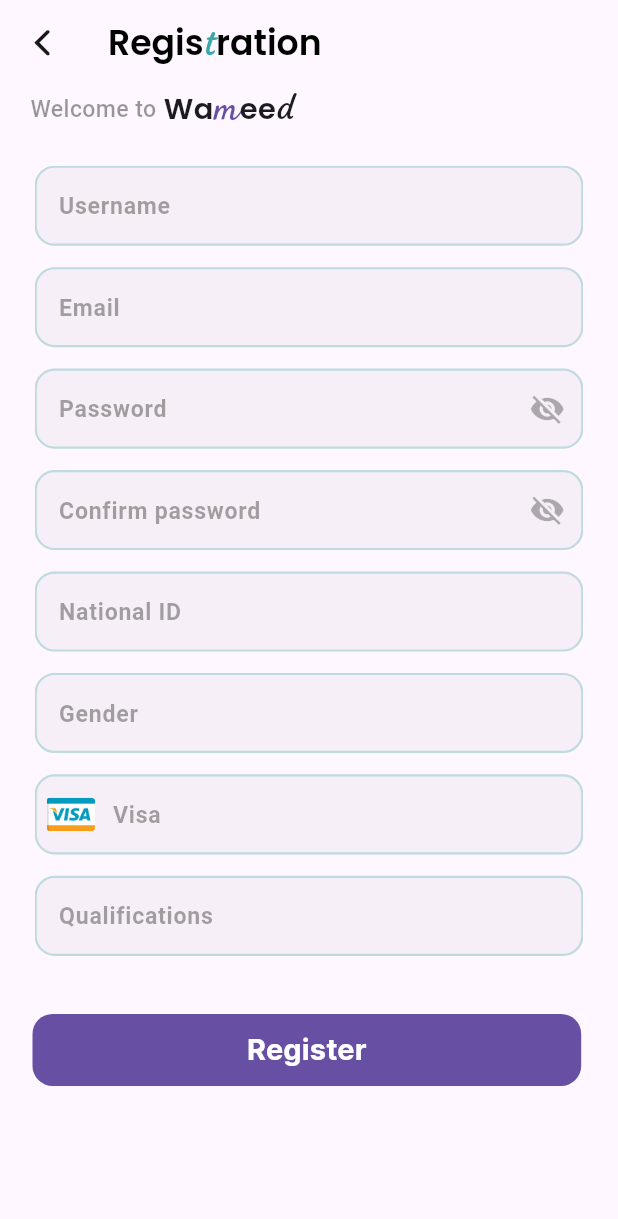
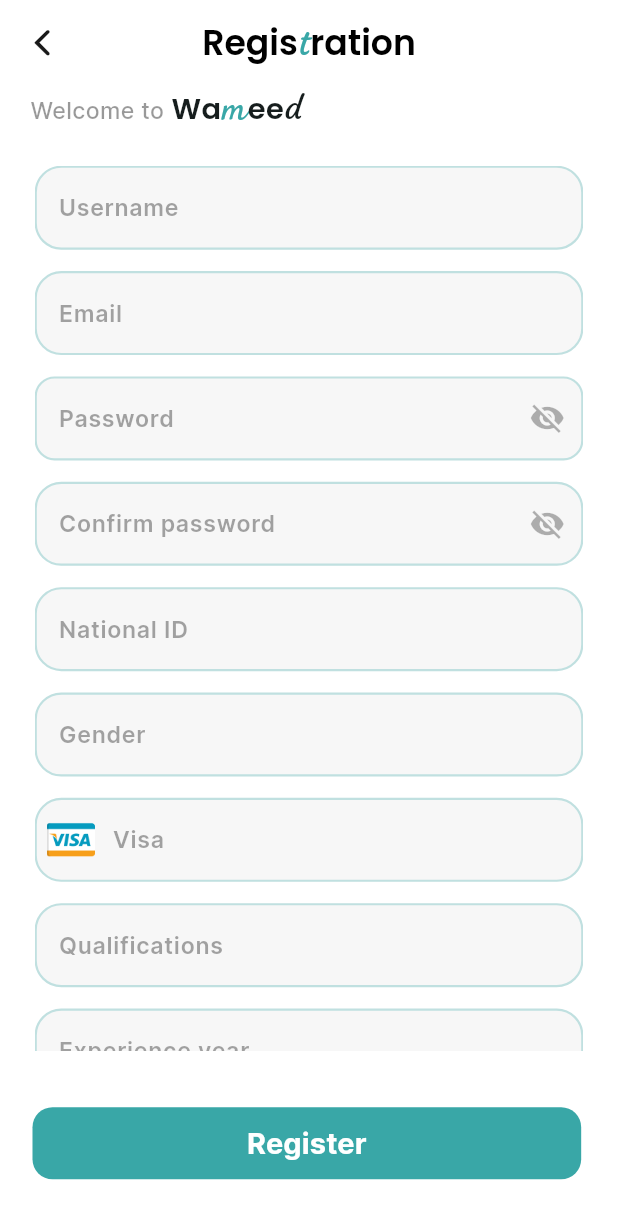
Before and after one commit to MohamedAbdelhaddy021/wameed, a Flutter app: the DoctorRegistrationView screen opened directly, on a phone screen of 412 x 824 dp. Shown: the top 1219 px of the screen. Run offline on Flutter 3.47's test engine with Material 3 defaults, Android fonts, the phone set to English and light mode, and no system bars; our stand-ins replace animated_bottom_navigation_bar, cached_network_image, flutter_screenutil, flutter_svg, pin_code_fields, shared_preferences; accounts and stored records are empty; network calls fail; project files that could hold a hidden picture were left out; key blocks and very long unbroken strings in the code were emptied for the run.

Commit message:
some edits on TFF

```diff
--- a/lib/core/design/app_field.dart
+++ b/lib/core/design/app_field.dart
@@ -10,13 +10,17 @@ class AppField extends StatefulWidget {
     this.prefixImgPath = "",
     this.isPrefix = false,
     this.radius = 8,
-    this.keyboardType = TextInputType.text, this.controller, this.height=67,
+    this.keyboardType = TextInputType.text,
+    this.controller,
+    required this.height,
+    this.validator,
   });
 
   final String labelText, prefixImgPath;
   final bool isPassword, isPrefix;
-  final double bottomPadding, radius,height;
+  final double bottomPadding, radius, height;
   final TextInputType keyboardType;
+  final FormFieldValidator<String>? validator;
   final TextEditingController? controller;
 
   @override
@@ -28,18 +32,24 @@ class _AppFieldState extends State<AppField> {
 
   @override
   Widget build(BuildContext context) {
-    return Padding(
-      padding: EdgeInsets.only(bottom: widget.bottomPadding.h),
-      child: SizedBox(
-        height: widget.height.h,
+    return SizedBox(
+      child: Padding(
+        padding: EdgeInsets.only(bottom: widget.bottomPadding.h),
         child: TextFormField(
           controller: widget.controller,
           keyboardType: widget.keyboardType,
-          obscureText: isHidden&&widget.isPassword,
+          obscureText: isHidden && widget.isPassword,
+          validator: widget.validator,
           onTapOutside: (event) {
             FocusManager.instance.primaryFocus!.unfocus();
           },
           decoration: InputDecoration(
+            errorBorder: OutlineInputBorder(
+              borderRadius: BorderRadius.circular(widget.radius.r),
+              borderSide: BorderSide(
+                  color: const Color(0xff39A7A7).withOpacity(.29),
+                  width: 1.5.w),
+            ),
             filled: true,
             suffixIcon: widget.isPassword
                 ? IconButton(
@@ -48,8 +58,9 @@ class _AppFieldState extends State<AppField> {
                       setState(() {});
                     },
                     icon: Icon(
-                        color: Colors.black.withOpacity(.30),
-                        isHidden ? Icons.visibility_off : Icons.visibility),
+                      color: Colors.black.withOpacity(.30),
+                      isHidden ? Icons.visibility_off : Icons.visibility,
+                    ),
                   )
                 : null,
             prefixIcon: widget.isPrefix
@@ -72,10 +83,12 @@ class _AppFieldState extends State<AppField> {
             enabledBorder: OutlineInputBorder(
               borderRadius: BorderRadius.circular(widget.radius.r),
               borderSide: BorderSide(
-                  color: const Color(0xff39A7A7).withOpacity(.29), width: 1.5.w),
+                  color: const Color(0xff39A7A7).withOpacity(.29),
+                  width: 1.5.w),
             ),
             border: OutlineInputBorder(
-              borderRadius: BorderRadius.circular(widget.height==54?15.r:widget.radius.r),
+              borderRadius: BorderRadius.circular(
+                  widget.height == 54 ? 15.r : widget.radius.r),
             ),
             focusedBorder: OutlineInputBorder(
               borderRadius: BorderRadius.circular(widget.radius.r),
--- /dev/null
+++ b/lib/core/theming/app_theme.dart
@@ -0,0 +1,30 @@
+import 'package:flutter/material.dart';
+
+class AppTheme {
+  static var appTheme = ThemeData(
+    scaffoldBackgroundColor: Colors.white,
+    appBarTheme: const AppBarTheme(
+      color: Colors.white,
+      centerTitle: true,
+      elevation: 0,
+      titleSpacing: 0,
+    ),
+    useMaterial3: true,
+    fontFamily: "inter",
+    dividerTheme: DividerThemeData(
+      color: Colors.black.withOpacity(.20),
+    ),
+    outlinedButtonTheme: OutlinedButtonThemeData(
+      style: OutlinedButton.styleFrom(
+        side: const BorderSide(
+            color: Color(0xff39A7A7),
+            strokeAlign: BorderSide.strokeAlignInside),
+      ),
+    ),
+    colorScheme: ColorScheme.fromSeed(
+      seedColor: const Color(0xff39A7A7),
+      primary: const Color(0xff39A7A7),
+      background: const Color(0xff39A7A7),
+    ),
+  );
+}
--- a/lib/views/continue/view.dart
+++ b/lib/views/continue/view.dart
@@ -63,7 +63,7 @@ class ContinueView extends StatelessWidget {
                     text: "Doctor",
                     img: "assets/icons/doctor_ico.png",
                     onTap: () {
-                      navigateTo(const DoctorRegistrationView());
+                      navigateTo( DoctorRegistrationView());
                     },
                   ),
                 ],
--- a/lib/views/doctor_app/doctor_registration/view.dart
+++ b/lib/views/doctor_app/doctor_registration/view.dart
@@ -9,7 +9,9 @@ import 'package:wameed/views/doctor_app/doctor_registration/widgets/app_bar_titl
 import 'package:wameed/views/doctor_app/times_of_work/view.dart';
 
 class DoctorRegistrationView extends StatelessWidget {
-  const DoctorRegistrationView({super.key});
+   DoctorRegistrationView({super.key});
+
+  final _formKey =GlobalKey<FormState>();
 
   @override
   Widget build(BuildContext context) {
@@ -19,12 +21,14 @@ class DoctorRegistrationView extends StatelessWidget {
         title: const AppBarTitle(),
       ),
       body: CustomScrollView(
-        physics: const NeverScrollableScrollPhysics(),
+        // physics: const NeverScrollableScrollPhysics(),
         slivers: [
           SliverFillRemaining(
             hasScrollBody: false,
             child: Padding(
               padding:  EdgeInsetsDirectional.only(start: 21.w,end: 24.w),
+              child: Form(
+                key: _formKey,
                 child: Column(
                   children: [
                     Row(
@@ -69,64 +73,71 @@ class DoctorRegistrationView extends StatelessWidget {
                     ),
                     Container(
                       padding: EdgeInsetsDirectional.only(start: 3.w, top: 23.h),
-                    height: 621.h,
+                      height: MediaQuery.of(context).size.height/1.35,
                       child:  SingleChildScrollView(
                         child: Column(
                           children: [
                             AppField(
                               labelText: "Username",
-                            radius: 15,
-                            height: 60,
+                              radius: 20,
+                              height: 54,
+                              validator: (value) {
+                                if(value!.isEmpty){
+                                  return "Enter a user name";
+                                }else {
+                                  return null;
+                                }
+                              },
                             ),
                             AppField(
                               labelText: "Email",
-                            radius: 15,
-                            height: 60,
+                              radius: 20,
+                              height: 54,
                             ),
                             AppField(
                               labelText: "Password",
                               radius: 15,
-                            height: 60,
+                              height: 54,
                               isPassword: true,
                             ),
                             AppField(
                               labelText: "Confirm password",
-                            radius: 15,
-                            height: 60,
+                              radius: 20,
+                              height: 54,
                               isPassword: true,
                             ),
                             AppField(
                               labelText: "National ID",
-                            radius: 15,
-                            height: 60,
+                              radius: 20,
+                              height: 54,
                               keyboardType: TextInputType.number,
                             ),
                             AppField(
                               labelText: "Gender",
-                            radius: 15,
-                            height: 60,
+                              radius: 20,
+                              height: 54,
                             ),
                              AppField(
                                 labelText: "Visa",
-                              radius: 15,
-                              height: 60,
+                                radius: 20,
+                                height: 54,
                                 keyboardType: TextInputType.number,
                                 isPrefix: true,
                                 prefixImgPath: "assets/icons/visa_logo.png"),
                             AppField(
                               labelText: "Qualifications",
-                            radius: 15,
-                            height: 60,
+                              radius: 20,
+                              height: 54,
                             ),
                             AppField(
                               labelText: "Experience year",
-                            radius: 15,
-                            height: 60,
+                              radius: 20,
+                              height: 54,
                             ),
                             AppField(
                               labelText: "Price of Session",
-                            radius: 15,
-                            height: 60,
+                              radius: 20,
+                              height: 54,
                             ),
                             GestureDetector(
                               onTap: (){
@@ -138,8 +149,8 @@ class DoctorRegistrationView extends StatelessWidget {
                                   children: [
                                     AppField(
                                       labelText: "Time of work",
-                                    radius: 15,
-                                    height: 60,
+                                      radius: 20,
+                                      height: 54,
                                     ),
                                     Padding(
                                       padding: EdgeInsetsDirectional.only(bottom: 16.h,end: 16.w),
@@ -153,15 +164,20 @@ class DoctorRegistrationView extends StatelessWidget {
                         ),
                       ),
                     ),
-                  Spacer(),
+                    Spacer(
+                    ),
                     AppFilledButton(
                       text: "Register",
                       radius: 15,
-                    onPressed: () {},
+                      onPressed: () {
+                        if(_formKey.currentState!.validate()){
+                          showDialog(context: context, builder: (context) => Text("data"),);
+                        }
+                      },
                     ),
-                  Spacer(flex: 3,)
-
+                    Spacer()
                   ],
+                ),
               ),
             ),
           )
```
Also changed, not shown: lib/core/logic/cache_helper.dart (added, +25 -0 lines), lib/main.dart (+10 -8 lines), lib/views/auth/forget_password/view.dart (+32 -9 lines), lib/views/auth/login/view.dart (+38 -4 lines), lib/views/auth/register/view.dart (+7 -4 lines), lib/views/auth/reset_password/view.dart (+37 -7 lines), lib/views/chat_call/view.dart (added, +78 -0 lines), lib/views/home/view.dart (+6 -5 lines), lib/views/questionnaire_result/view.dart (added, +71 -0 lines), flutter_02.png (added). Lines whose indentation alone changed are shown as unchanged.
